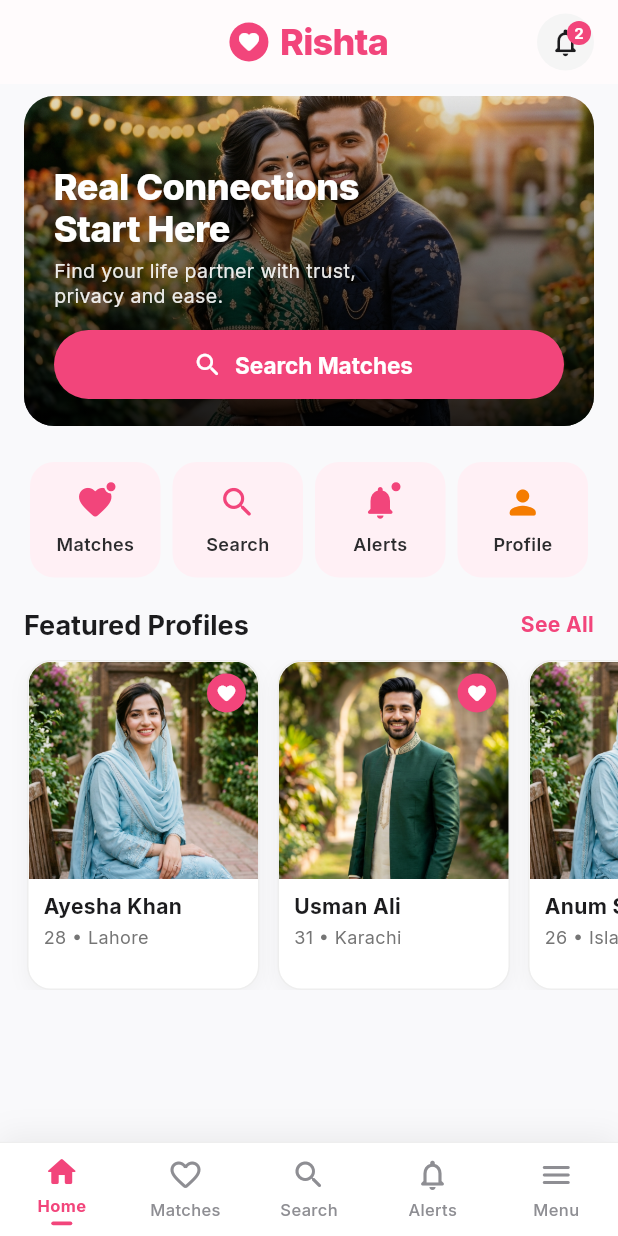
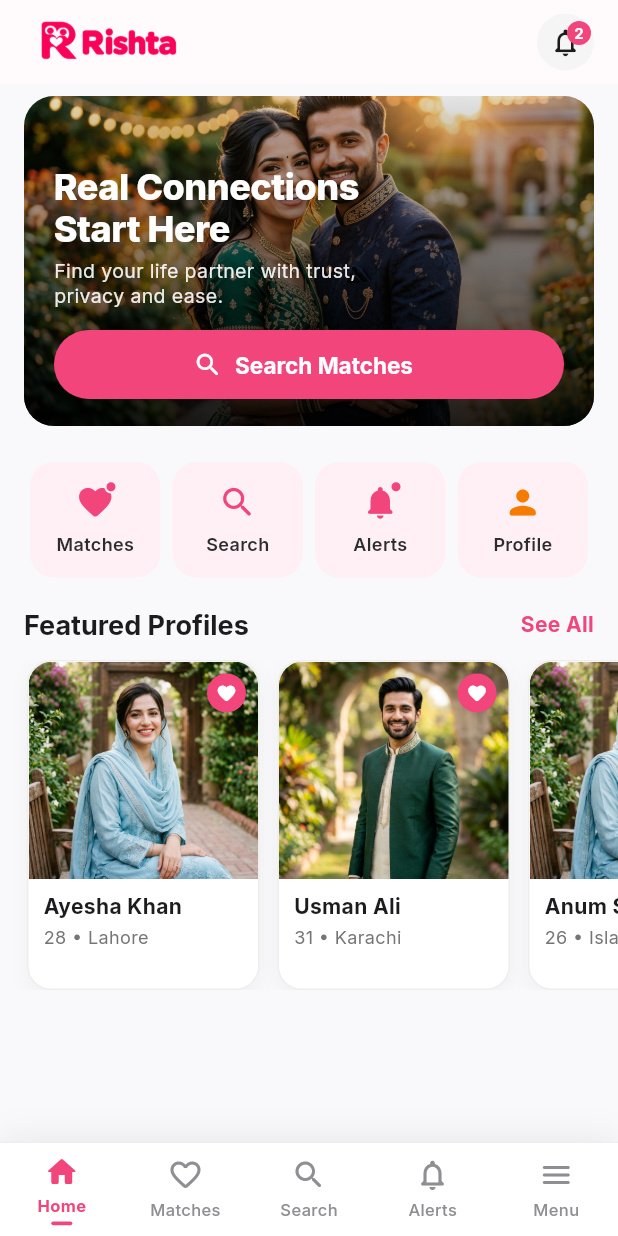
Before and after one commit to DanyalAnsari40/rishta-app-fluter, a Flutter app: the MainLayoutScreen screen opened by its route, on a phone screen of 412 x 824 dp. Run offline on Flutter 3.47's test engine with Material 3 defaults, Android fonts, the phone set to English and light mode, and no system bars; our stand-ins replace dio, flutter_riverpod, flutter_secure_storage, go_router, google_fonts, image_picker; accounts and stored records are empty; network calls fail.

Commit message:
lgo is updated

```diff
--- a/OurApp/lib/features/home/presentation/main_layout_screen.dart
+++ b/OurApp/lib/features/home/presentation/main_layout_screen.dart
@@ -48,17 +48,23 @@ class _MainLayoutScreenState extends ConsumerState<MainLayoutScreen> {
 
   // Header AppBar matching design screenshot
   PreferredSizeWidget _buildAppBar() {
-    if (_currentIndex == 0) {
+    final titles = ['Home', 'Matches', 'Search', 'Alerts', 'Menu'];
+
     return AppBar(
       backgroundColor: Colors.white,
       elevation: 0.5,
       scrolledUnderElevation: 0,
-        centerTitle: true,
       automaticallyImplyLeading: false,
+      titleSpacing: 16,
       title: Row(
+        children: [
+          Image.asset(
+            'assets/images/rishta_logo_header.png',
+            height: 34,
+            fit: BoxFit.contain,
+            errorBuilder: (context, error, stackTrace) => Row(
               mainAxisSize: MainAxisSize.min,
               children: [
-            // Pink Brand Logo Mark
                 Container(
                   padding: const EdgeInsets.all(5),
                   decoration: const BoxDecoration(
@@ -76,11 +82,32 @@ class _MainLayoutScreenState extends ConsumerState<MainLayoutScreen> {
                   'Rishta',
                   style: TextStyle(
                     color: AppTheme.primary,
-                fontSize: 24,
+                    fontSize: 22,
                     fontWeight: FontWeight.w800,
                     letterSpacing: -0.5,
                   ),
                 ),
+              ],
+            ),
+          ),
+          if (_currentIndex != 0) ...[
+            const SizedBox(width: 10),
+            Container(
+              padding: const EdgeInsets.symmetric(horizontal: 8, vertical: 2),
+              decoration: BoxDecoration(
+                color: Colors.grey.shade100,
+                borderRadius: BorderRadius.circular(12),
+              ),
+              child: Text(
+                titles[_currentIndex],
+                style: const TextStyle(
+                  color: Color(0xFF1C1C1E),
+                  fontWeight: FontWeight.bold,
+                  fontSize: 13,
+                ),
+              ),
+            ),
+          ],
         ],
       ),
       actions: [
@@ -135,24 +162,6 @@ class _MainLayoutScreenState extends ConsumerState<MainLayoutScreen> {
           ),
         ),
       ],
-      );
-    }
-
-    // Default title for other tabs
-    final titles = ['Home', 'Matches', 'Search', 'Alerts', 'Menu'];
-    return AppBar(
-      backgroundColor: Colors.white,
-      elevation: 0.5,
-      scrolledUnderElevation: 0,
-      centerTitle: true,
-      title: Text(
-        titles[_currentIndex],
-        style: const TextStyle(
-          color: Color(0xFF1C1C1E),
-          fontWeight: FontWeight.bold,
-          fontSize: 18,
-        ),
-      ),
     );
   }
 
```
Also changed, not shown: OurApp/ChatGPT Image Sep 29, 2026, 11_26_39 AM.png (added), OurApp/Header-lgo.png (added), OurApp/assets/images/rishta_logo_header.png (added). Lines whose indentation alone changed are shown as unchanged.
